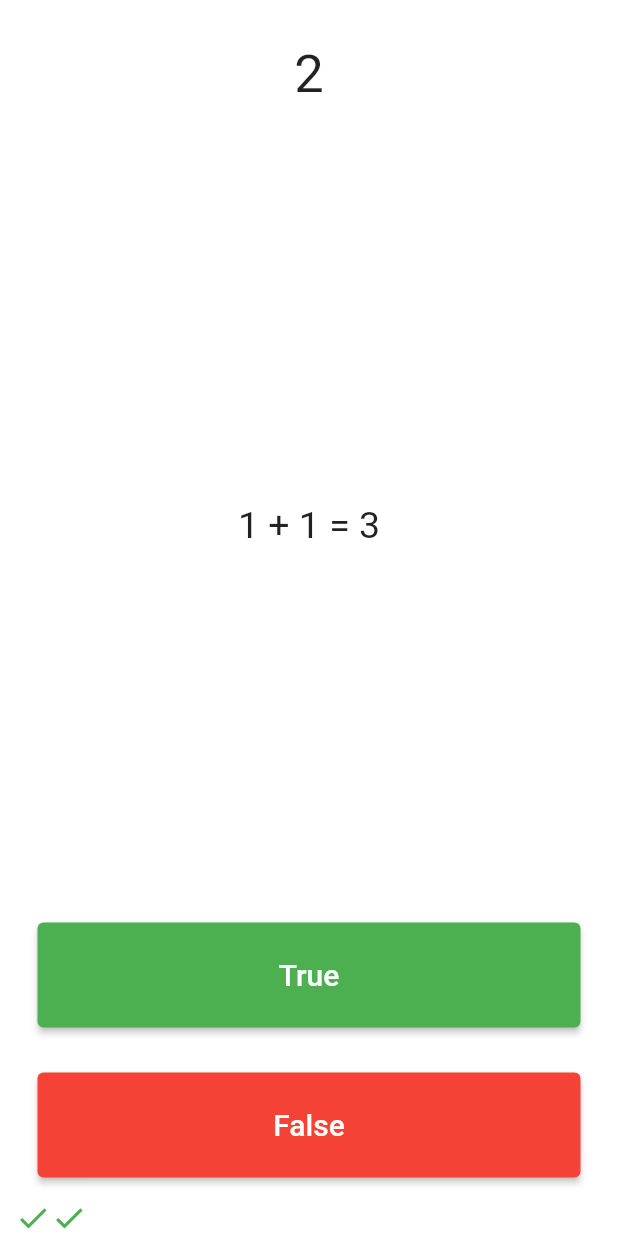
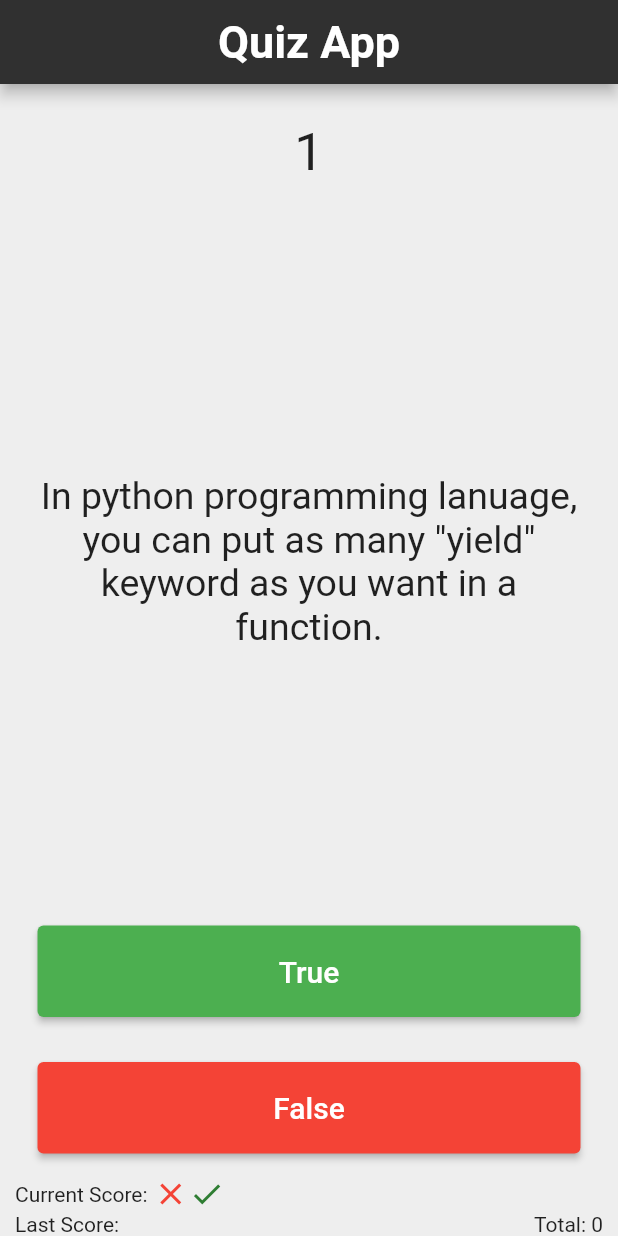
Before and after one commit to WingedSeal/my_quizapp_2, a Flutter app: the screen it shows after launch, after a tap on "True", after a tap on "False", on a phone screen of 412 x 824 dp. Run offline on Flutter 3.47's test engine with Material 2 defaults, Android fonts, the phone set to English and light mode, and no system bars; our stand-ins replace rflutter_alert.

Commit message:
All in one commit

```diff
--- a/lib/main.dart
+++ b/lib/main.dart
@@ -1,19 +1,27 @@
 import 'package:flutter/material.dart';
-import 'quiz-brain.dart';
-// TODO 4: import rflutter package
+import 'quiz_brain.dart';
+import 'package:rflutter_alert/rflutter_alert.dart';
 
 QuizBrain quizBrain = QuizBrain();
 
-void main() => runApp(Quizzler());
+void main() => runApp(const Quizzler());
 
 class Quizzler extends StatelessWidget {
+  const Quizzler({Key? key}) : super(key: key);
+
   @override
   Widget build(BuildContext context) {
     return MaterialApp(
       home: Scaffold(
-        // TODO 6.ปรับปรุง UI ตามชอบ
-        backgroundColor: Colors.white,
-        body: SafeArea(
+        backgroundColor: Colors.grey[200],
+        appBar: AppBar(
+            centerTitle: true,
+            title: const Text(
+              "Quiz App",
+              style: TextStyle(fontWeight: FontWeight.bold, fontSize: 30),
+            ),
+            backgroundColor: Colors.grey[850]),
+        body: const SafeArea(
           child: Padding(
             padding: EdgeInsets.symmetric(horizontal: 10.0),
             child: QuizPage(),
@@ -25,37 +33,45 @@ class Quizzler extends StatelessWidget {
 }
 
 class QuizPage extends StatefulWidget {
+  const QuizPage({Key? key}) : super(key: key);
+
   @override
   _QuizPageState createState() => _QuizPageState();
 }
 
 class _QuizPageState extends State<QuizPage> {
-  //กำหนดให้ scoreKeeper เริ่มต้นเป็นลิสต์ว่าง
   List<Icon> scoreKeeper = [];
-  int totalScore = 0;
+  List<Icon> lastScoreKeeper = [];
+  int score = 0;
+  int lastScore = 0;
 
-  void checkAnswer(bool user_ans) {
-    bool correctAnswer = quizBrain.getQuestionAnswer()!;
-
-    // TODO 5: ปรับแก้โค้ดโดย ถ้าคำถามหมดแล้วให้ 1)โชว์ alert โดยใช้ rflutter_alert , 2) รีเซต questionNumber ให้เป็นศูนย์ด้วยเมธอด reset, 3) เซตให้ scoreKeeper เป็นลิสต์ว่าง และ 4) เซต totalScore ให้เป็นศูนย์
+  void checkAnswer(bool userAns) {
+    bool isCorrect = quizBrain.getQuestionAnswer() == userAns;
     setState(() {
-      if (correctAnswer == user_ans) {
-        //เพิ่มข้อมูลเข้าไปในลิสต์ scoreKeeper โดยใช้ add method
-        totalScore++;
+      if (isCorrect) {
+        score++;
         scoreKeeper.add(Icon(
           Icons.check,
-          color: Colors.green,
+          color: Colors.green[800],
         ));
-        quizBrain.nextQuestion();
       } else {
-        scoreKeeper.add(Icon(
+        scoreKeeper.add(const Icon(
           Icons.close,
           color: Colors.red,
         ));
-        quizBrain.nextQuestion();
+      }
+      // Next Question
+      quizBrain.nextQuestion();
+      if (quizBrain.isFinished()) {
+        Alert(context: context, title: "QuizApp", desc: "Out of question.")
+            .show();
+        quizBrain.reset();
+        lastScoreKeeper = scoreKeeper;
+        lastScore = score;
+        scoreKeeper = [];
+        score = 0;
       }
     });
-
   }
 
   @override
@@ -66,12 +82,12 @@ class _QuizPageState extends State<QuizPage> {
       children: <Widget>[
         Expanded(
           child: Padding(
-            padding: EdgeInsets.all(10.0),
+            padding: const EdgeInsets.all(10.0),
             child: Center(
               child: Text(
-                '$totalScore',
+                '$score',
                 textAlign: TextAlign.center,
-                style: TextStyle(
+                style: const TextStyle(
                   fontSize: 35.0,
                   color: Colors.black87,
                 ),
@@ -82,12 +98,12 @@ class _QuizPageState extends State<QuizPage> {
         Expanded(
           flex: 5,
           child: Padding(
-            padding: EdgeInsets.all(10.0),
+            padding: const EdgeInsets.all(10.0),
             child: Center(
               child: Text(
-                quizBrain.getQuestionText()!,
+                quizBrain.getQuestionText(),
                 textAlign: TextAlign.center,
-                style: TextStyle(
+                style: const TextStyle(
                   fontSize: 25.0,
                   color: Colors.black87,
                 ),
@@ -97,10 +113,10 @@ class _QuizPageState extends State<QuizPage> {
         ),
         Expanded(
           child: Padding(
-            padding: EdgeInsets.all(15.0),
+            padding: const EdgeInsets.all(15.0),
             child: ElevatedButton(
               style: ElevatedButton.styleFrom(primary: Colors.green),
-              child: Text(
+              child: const Text(
                 'True',
                 style: TextStyle(
                   color: Colors.white,
@@ -115,10 +131,10 @@ class _QuizPageState extends State<QuizPage> {
         ),
         Expanded(
           child: Padding(
-            padding: EdgeInsets.all(15.0),
+            padding: const EdgeInsets.all(15.0),
             child: ElevatedButton(
               style: ElevatedButton.styleFrom(primary: Colors.red),
-              child: Text(
+              child: const Text(
                 'False',
                 style: TextStyle(
                   fontSize: 20.0,
@@ -126,36 +142,34 @@ class _QuizPageState extends State<QuizPage> {
                 ),
               ),
               onPressed: () {
-                // TODO 2: ปรับแก้โดยการเรียกใช้ฟังก์ชัน checkAnswer
-                bool? correctAnswer = quizBrain.getQuestionAnswer();
-                if (correctAnswer == false) {
-                  setState(() {
-                    //เมื่อกดปุ่ม False เพิ่มข้อมูลเข้าไปในลิสต์ scoreKeeper โดยใช้ add method
-                    totalScore++;
-                    scoreKeeper.add(Icon(
-                      Icons.check,
-                      color: Colors.green,
-                    ));
-
-                    quizBrain.nextQuestion();
-                  });
-                } else {
-                  setState(() {
-                    scoreKeeper.add(Icon(
-                      Icons.close,
-                      color: Colors.red,
-                    ));
-
-                    quizBrain.nextQuestion();
-                  });
-                }
+                checkAnswer(false);
               },
             ),
           ),
         ),
-        //แสดงผล icon สำหรับ scoreKeeper
-        Row(
-          children: scoreKeeper,
+        Column(
+          children: [
+            Row(
+              children: [
+                const Text("Current Score: "),
+                Row(
+                  children: scoreKeeper,
+                ),
+              ],
+            ),
+            Row(
+              children: [
+                const Text("Last Score: "),
+                Row(
+                  children: lastScoreKeeper,
+                ),
+                const Expanded(
+                  child: SizedBox(),
+                ),
+                Text("Total: $lastScore"),
+              ],
+            ),
+          ],
         )
       ],
     );
--- a/lib/question.dart
+++ b/lib/question.dart
@@ -1,9 +1,6 @@
 class Question {
-  String? questionText;
-  bool? questionAnswer;
+  final String questionText;
+  final bool questionAnswer;
 
-  Question({String? q,bool? a}) {
-    questionText = q;
-    questionAnswer = a;
-  }
+  const Question(this.questionText, this.questionAnswer);
 }
--- a/lib/quiz-brain.dart
+++ /dev/null
@@ -1,39 +0,0 @@
-import 'question.dart';
-class QuizBrain {
-
-  int _questionNumber = 0;
-
-  //TODO 1: ปรับเปลี่ยนหรือเพิ่มชุดคำถามใน questionBank ให้มีอย่างน้อย 5 คำถาม
-  List<Question> _questionBank=[
-    Question(q: '1 + 1 = 2', a: true),
-    Question(q: 'น้ำเงิน+เขียว = ส้ม', a: false),
-    Question(q: '1 + 1 = 3', a: false),
-  ];
-
-  void nextQuestion() {
-    if (_questionNumber < _questionBank.length-1) {
-      _questionNumber++;
-    }
-  }
-
-  String? getQuestionText() {
-    return _questionBank[_questionNumber].questionText;
-  }
-
-  bool? getQuestionAnswer() {
-    return _questionBank[_questionNumber].questionAnswer;
-  }
-
-  bool isFinished() {
-    if (_questionNumber >= _questionBank.length - 1) {
-      return true;
-    } else {
-      return false;
-    }
-  }
-
-  void reset() {
-    _questionNumber = 0;
-  }
-
-}
--- a/pubspec.yaml
+++ b/pubspec.yaml
@@ -34,8 +34,7 @@ dependencies:
   # The following adds the Cupertino Icons font to your application.
   # Use with the CupertinoIcons class for iOS style icons.
   cupertino_icons: ^1.0.2
-
-  # TODO 3: เพิ่ม rflutter alert package และ install โดยกด Pub get
+  rflutter_alert: ^2.0.4
 
 
 dev_dependencies:
```
Also changed, not shown: lib/quiz_brain.dart (added, +43 -0 lines), pubspec.lock.
